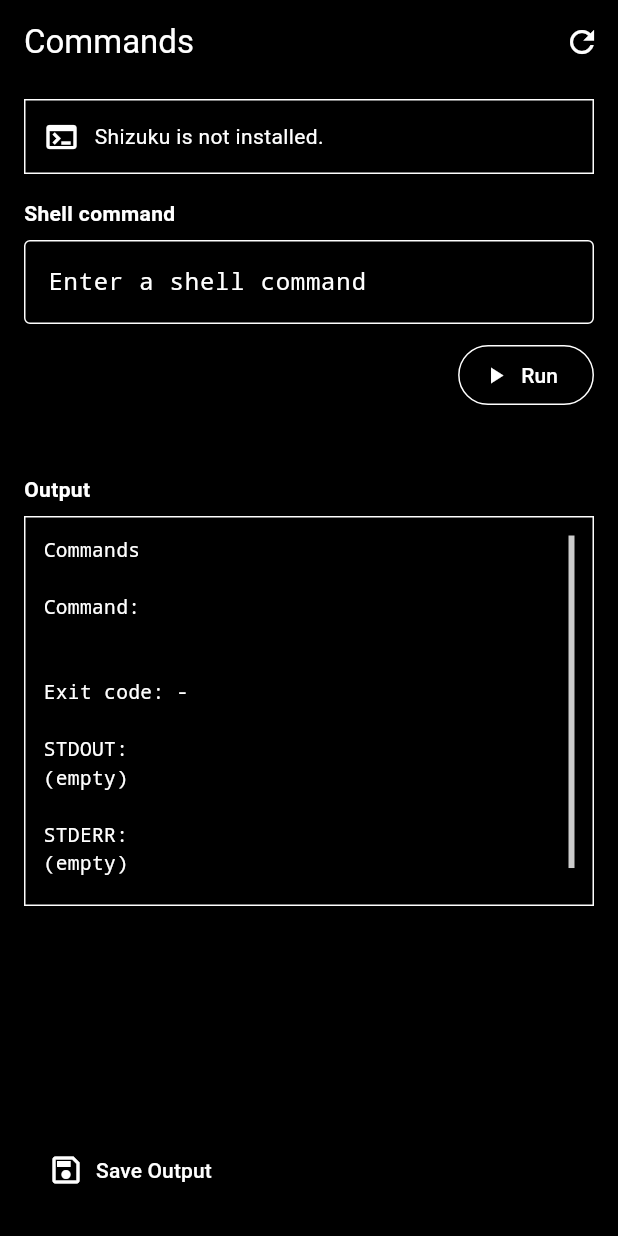
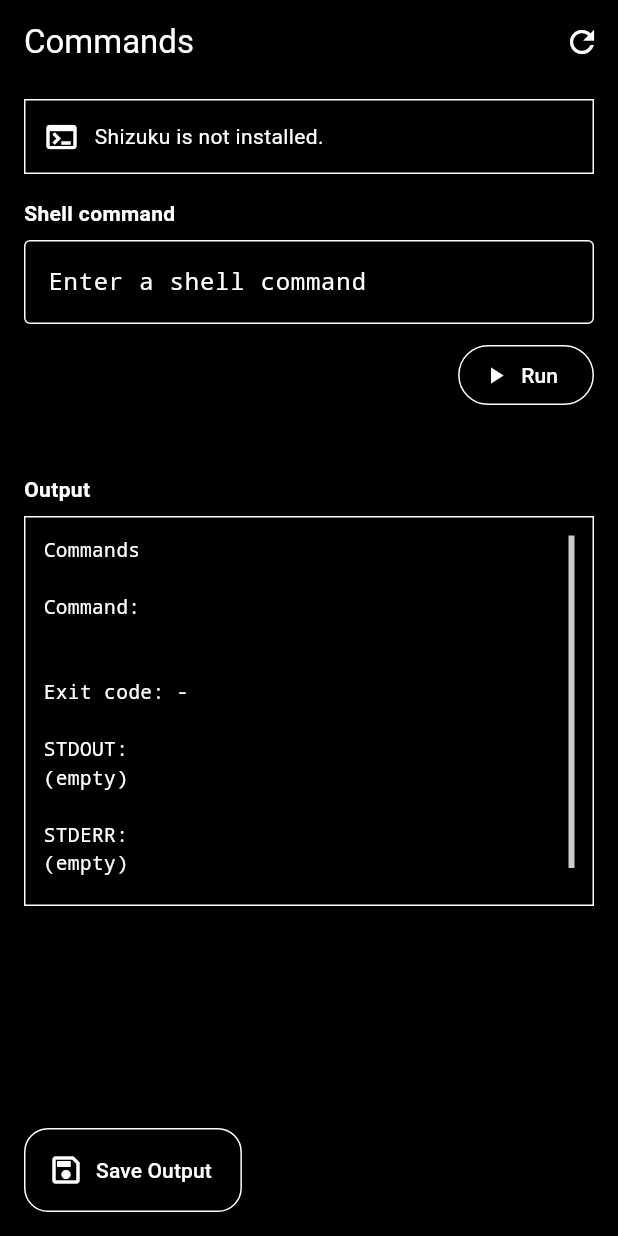
Before and after one commit to TomasThrawat/Commands, a Flutter app: the screen it shows after launch, after a tap on the "refresh" icon, on a phone screen of 412 x 824 dp. Run offline on Flutter 3.47's test engine with Material 3 defaults, Android fonts, the light colour scheme and no system bars.

Commit message:
fix: resolve Flutter analyze issues

```diff
--- a/tool/project_overlay/lib/main.dart
+++ b/tool/project_overlay/lib/main.dart
@@ -104,13 +104,13 @@ class _CommandsPageState extends State<CommandsPage> {
     try {
       final raw = await channel.invokeMethod<Map<dynamic, dynamic>>('status');
       final data = Map<String, dynamic>.from(raw ?? const {});
+
       if (!mounted) return;
 
-      installed = data['installed'] == true;
-      shizukuRunning = data['running'] == true;
-      permission = data['permission'] == true;
-
       setState(() {
+        installed = data['installed'] == true;
+        shizukuRunning = data['running'] == true;
+        permission = data['permission'] == true;
         status = _statusText();
       });
     } catch (e) {
@@ -132,10 +132,13 @@ class _CommandsPageState extends State<CommandsPage> {
     try {
       final granted = await channel.invokeMethod<bool>('requestPermission');
       await refreshStatus();
+
       if (!mounted) return;
-      showMessage(granted == true
-          ? 'Shizuku permission granted.'
-          : 'Shizuku permission was not granted.');
+      showMessage(
+        granted == true
+            ? 'Shizuku permission granted.'
+            : 'Shizuku permission was not granted.',
+      );
     } on PlatformException catch (e) {
       if (!mounted) return;
       showMessage(e.message ?? e.code);
@@ -241,11 +244,13 @@ class _CommandsPageState extends State<CommandsPage> {
         <String, dynamic>{'content': visibleOutput()},
       );
       final data = Map<String, dynamic>.from(raw ?? const {});
+
       if (!mounted) return;
-
-      showMessage(data['success'] == true
-          ? 'Saved as commands.txt in Downloads.'
-          : 'Save failed.');
+      showMessage(
+        data['success'] == true
+            ? 'Saved as commands.txt in Downloads.'
+            : 'Save failed.',
+      );
     } on PlatformException catch (e) {
       if (!mounted) return;
       showMessage(e.message ?? e.code);
@@ -327,7 +332,10 @@ class _CommandsPageState extends State<CommandsPage> {
         onPressed: saveOutput,
         backgroundColor: Colors.black,
         foregroundColor: Colors.white,
-        side: const BorderSide(color: Colors.white),
+        shape: RoundedRectangleBorder(
+          side: const BorderSide(color: Colors.white),
+          borderRadius: BorderRadius.circular(16),
+        ),
         icon: const Icon(Icons.save_outlined),
         label: const Text('Save Output'),
       ),
@@ -390,6 +398,7 @@ class _CommandsPageState extends State<CommandsPage> {
                   onPressed: running ? null : runCommand,
                   style: OutlinedButton.styleFrom(
                     foregroundColor: Colors.white,
+                    disabledForegroundColor: Colors.white54,
                     side: const BorderSide(color: Colors.white),
                   ),
                   icon: running
```
Also changed, not shown: 3 other files.
